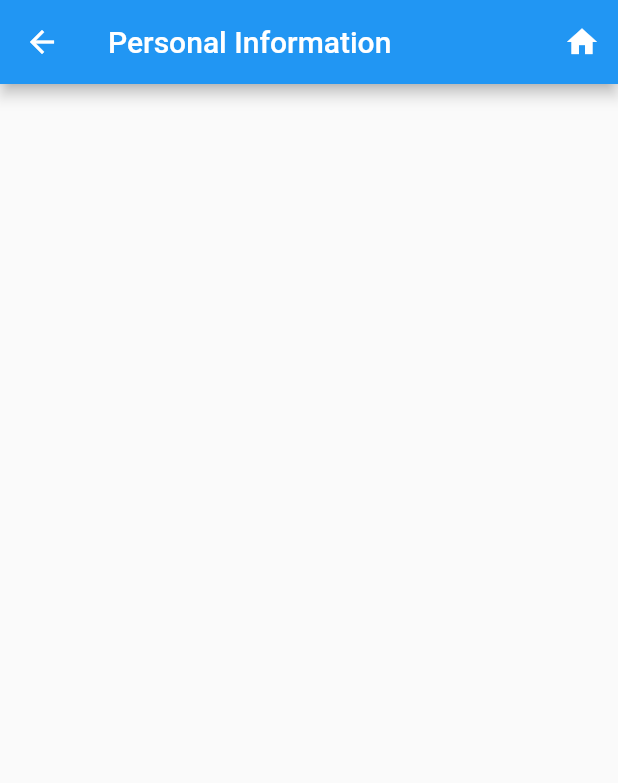
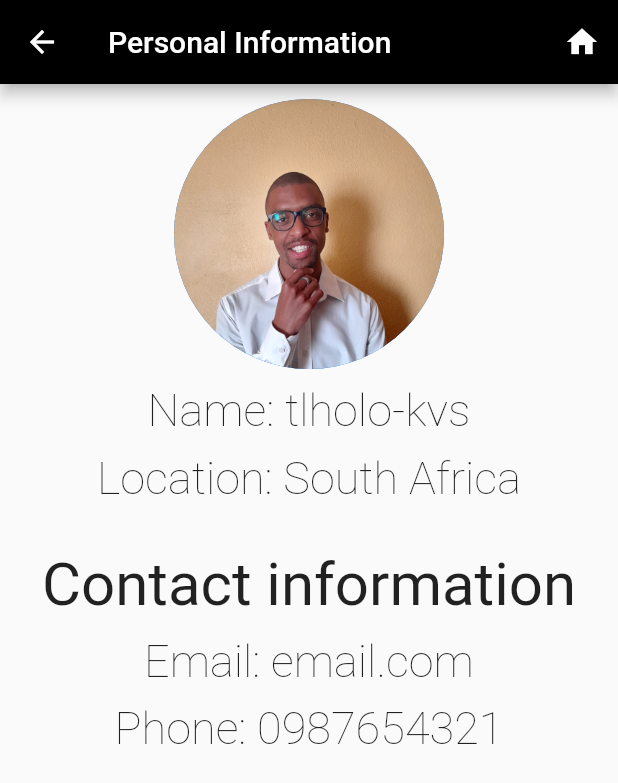
Before and after one commit to tlholo-kvs/my_cv_as_an_app, a Flutter app: the InfoPage screen opened directly, on a phone screen of 412 x 824 dp. Shown: the top 783 px of the screen. Run offline on Flutter 3.47's test engine with Material 2 defaults, Android fonts, the phone set to English and light mode, and no system bars.

Commit message:
Added information to pages

```diff
--- a/lib/pages/personal_info.dart
+++ b/lib/pages/personal_info.dart
@@ -1,5 +1,5 @@
 import 'package:flutter/material.dart';
-
+import 'package:my_cv_as_an_app/widgets/my_photo.dart';
 import '../routes/my_router.dart';
 
 class InfoPage extends StatelessWidget {
@@ -18,6 +18,50 @@ class InfoPage extends StatelessWidget {
             icon: const Icon(Icons.home),
           ),
         ],
+        backgroundColor: Colors.black,
+      ),
+      body: Center(
+        child: Column(
+          children: const [
+            SizedBox(
+              height: 10,
+            ),
+            MyCircleWidget(),
+            SizedBox(
+              height: 10,
+            ),
+            Text(
+              'Name: tlholo-kvs',
+              style: TextStyle(fontWeight: FontWeight.w200, fontSize: 30),
+            ),
+            SizedBox(
+              height: 10,
+            ),
+            Text('Location: South Africa',
+                style: TextStyle(fontWeight: FontWeight.w200, fontSize: 30)),
+            SizedBox(
+              height: 10,
+            ),
+            SizedBox(
+              height: 20,
+            ),
+            Text('Contact information',
+                style: TextStyle(
+                  fontWeight: FontWeight.w400,
+                  fontSize: 40,
+                )),
+            SizedBox(
+              height: 10,
+            ),
+            Text('Email: email.com',
+                style: TextStyle(fontWeight: FontWeight.w200, fontSize: 30)),
+            SizedBox(
+              height: 10,
+            ),
+            Text('Phone: 0987654321',
+                style: TextStyle(fontWeight: FontWeight.w200, fontSize: 30))
+          ],
+        ),
       ),
     );
   }
--- a/lib/pages/skills.dart
+++ b/lib/pages/skills.dart
@@ -18,6 +18,7 @@ class SkillsPage extends StatelessWidget {
             icon: const Icon(Icons.home),
           ),
         ],
+        backgroundColor: Colors.black,
       ),
     );
   }
--- a/lib/pages/work_experience.dart
+++ b/lib/pages/work_experience.dart
@@ -18,6 +18,7 @@ class ExperiencePage extends StatelessWidget {
             icon: const Icon(Icons.home),
           ),
         ],
+        backgroundColor: Colors.black,
       ),
     );
   }
--- a/lib/routes/my_router.dart
+++ b/lib/routes/my_router.dart
@@ -1,6 +1,7 @@
 import 'package:flutter/material.dart';
 import 'package:my_cv_as_an_app/pages/hobbies.dart';
 import 'package:my_cv_as_an_app/pages/nav_page.dart';
+import 'package:my_cv_as_an_app/pages/personal_info.dart';
 import 'package:my_cv_as_an_app/pages/profile_summary.dart';
 import 'package:my_cv_as_an_app/pages/skills.dart';
 import 'package:my_cv_as_an_app/pages/work_experience.dart';
@@ -25,7 +26,7 @@ class MyRouter {
         return MaterialPageRoute(builder: (context) => const NavigationPage());
 
       case infoPage:
-        return MaterialPageRoute(builder: (context) => const HobbiesPage());
+        return MaterialPageRoute(builder: (context) => const InfoPage());
 
       case skillsPage:
         return MaterialPageRoute(builder: (context) => const SkillsPage());
--- a/lib/widgets/my_photo.dart
+++ b/lib/widgets/my_photo.dart
@@ -9,6 +9,7 @@ class MyCircleWidget extends StatelessWidget {
   Widget build(BuildContext context) {
     return const CircleAvatar(
       backgroundImage: AssetImage('assets/images/selected_image.jpg'),
+      radius: 90,
     );
   }
 }
```
Also changed, not shown: lib/pages/hobbies.dart (+24 -0 lines), lib/pages/home_page.dart (+11 -4 lines), lib/pages/nav_page.dart (+20 -12 lines), lib/pages/profile_summary.dart (+40 -10 lines).
